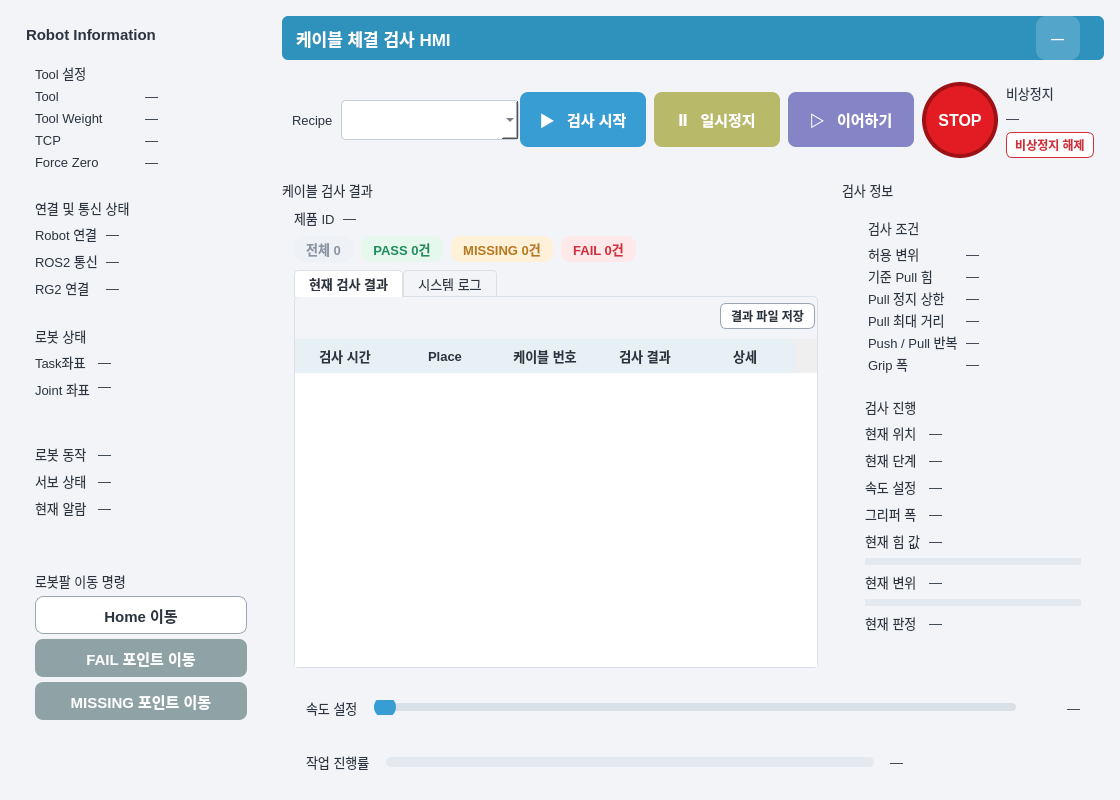
Above: src/cable_hmi/cable_hmi/main_window.ui from tkdak2025/ros_ws before the change. Below: the same form after it.
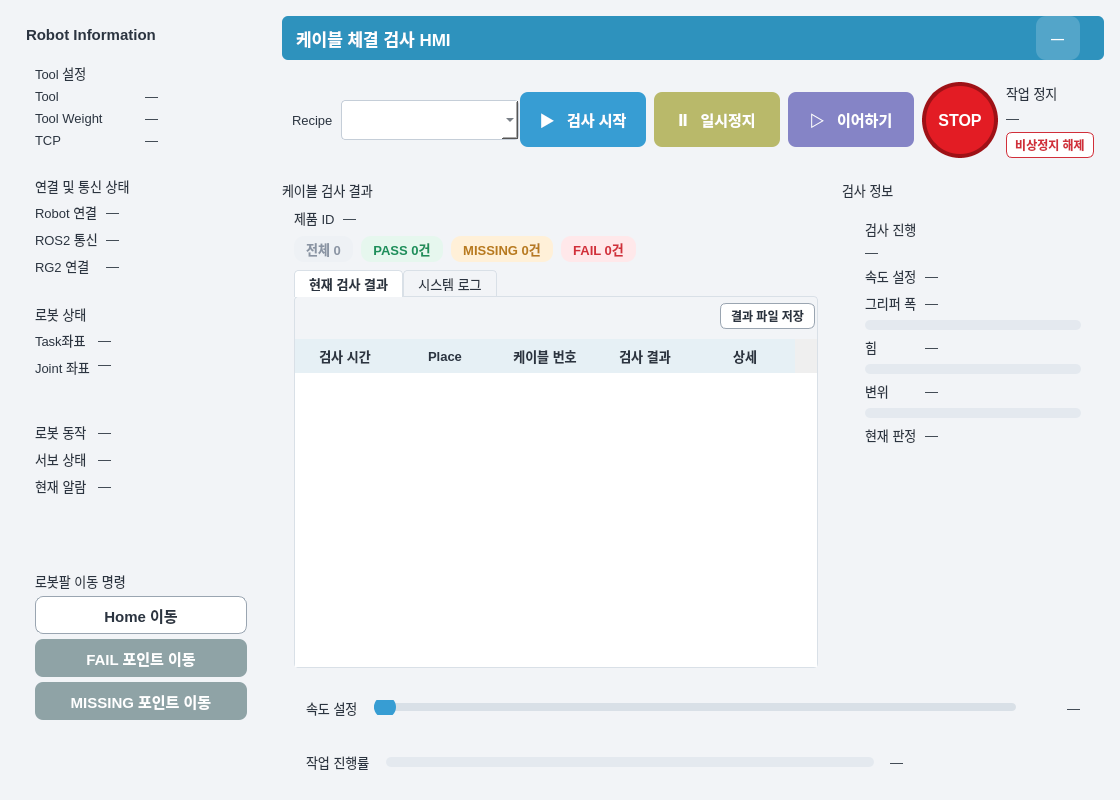
That is the form after the change.

Commit message:
cable_hmi: cable_inspection(PR #9) 연동 - 검사 시작 서비스, 상태 분리, 검사 정보 화면 정리
- 검사 시작: hmi 모드 Main 에는 선택한 레시피 전체를 /cable_inspection/start
  (StartInspection) 로 보낸다. 레시피 v0.1 JSON 은 HMI 가 읽는다(inspection_recipe.py).
  응답 5초 초과 시 경고만 하고 다시 보내지 않는다.
- 상태 분리 계약: robot_status + work_status 를 합쳐 표시, 1초 SYNC, 만료 값은 '—'.
  STOP 명령, control_mode 로 미지원 조작 비활성.
- 통합 조회: 레시피 v0.1 폴더 + 결과 DB 기준. 레시피에 없는 결과도 표시.
- 검사 정보: 검사 조건 칸을 게이지 기준선으로 합침(limit_gauge.py), 단계 이름 한글,
  Pull 값 3초 유지, 그리퍼 폭 게이지(파지 실패 16 mm).
- Tool Weight 1.47 kg 표시(tool_weight_kg), Force Zero 행 제거.

Patch:
```diff
--- a/src/cable_hmi/cable_hmi/main_window.ui
+++ b/src/cable_hmi/cable_hmi/main_window.ui
@@ -201,26 +201,6 @@
               </property>
              </widget>
             </item>
-            <item row="3" column="0">
-             <widget class="QLabel" name="toolForceZeroKey">
-              <property name="text">
-               <string>Force Zero</string>
-              </property>
-              <property name="role" stdset="0">
-               <string>key</string>
-              </property>
-             </widget>
-            </item>
-            <item row="3" column="1">
-             <widget class="QLabel" name="toolForceZero">
-              <property name="text">
-               <string>—</string>
-              </property>
-              <property name="role" stdset="0">
-               <string>value</string>
-              </property>
-             </widget>
-            </item>
             <item row="1" column="1">
              <widget class="QLabel" name="toolWeight">
               <property name="text">
@@ -767,7 +747,7 @@
            <item>
             <widget class="QLabel" name="estopTitle">
              <property name="text">
-              <string>비상정지</string>
+              <string>작업 정지</string>
              </property>
              <property name="role" stdset="0">
               <string>groupTitle</string>
@@ -1178,167 +1158,6 @@
              <property name="bottomMargin">
               <number>0</number>
              </property>
-             <item>
-              <widget class="QFrame" name="criteriaPanel">
-               <property name="role" stdset="0">
-                <string>subPanel</string>
-               </property>
-               <layout class="QVBoxLayout" name="layout29">
-                <property name="leftMargin">
-                 <number>12</number>
-                </property>
-                <property name="topMargin">
-                 <number>8</number>
-                </property>
-                <property name="rightMargin">
-                 <number>12</number>
-                </property>
-                <property name="bottomMargin">
-                 <number>8</number>
-                </property>
-                <item>
-                 <widget class="QLabel" name="criteriaPanelTitle">
-                  <property name="text">
-                   <string>검사 조건</string>
-                  </property>
-                  <property name="role" stdset="0">
-                   <string>groupTitle</string>
-                  </property>
-                 </widget>
-                </item>
-                <item>
-                 <layout class="QGridLayout" name="layout30" columnstretch="0,1">
-                  <property name="horizontalSpacing">
-                   <number>8</number>
-                  </property>
-                  <property name="verticalSpacing">
-                   <number>2</number>
-                  </property>
-                  <item row="0" column="0">
-                   <widget class="QLabel" name="critDisplacementKey">
-                    <property name="text">
-                     <string>허용 변위</string>
-                    </property>
-                    <property name="role" stdset="0">
-                     <string>key</string>
-                    </property>
-                   </widget>
-                  </item>
-                  <item row="0" column="1">
-                   <widget class="QLabel" name="critDisplacement">
-                    <property name="text">
-                     <string>—</string>
-                    </property>
-                    <property name="role" stdset="0">
-                     <string>value</string>
-                    </property>
-                   </widget>
-                  </item>
-                  <item row="1" column="0">
-                   <widget class="QLabel" name="critRequiredKey">
-                    <property name="text">
-                     <string>기준 Pull 힘</string>
-                    </property>
-                    <property name="role" stdset="0">
-                     <string>key</string>
-                    </property>
-                   </widget>
-                  </item>
-                  <item row="1" column="1">
-                   <widget class="QLabel" name="critRequired">
-                    <property name="text">
-                     <string>—</string>
-                    </property>
-                    <property name="role" stdset="0">
-                     <string>value</string>
-                    </property>
-                   </widget>
-                  </item>
-                  <item row="2" column="0">
-                   <widget class="QLabel" name="critForceKey">
-                    <property name="text">
-                     <string>Pull 정지 상한</string>
-                    </property>
-                    <property name="role" stdset="0">
-                     <string>key</string>
-                    </property>
-                   </widget>
-                  </item>
-                  <item row="2" column="1">
-                   <widget class="QLabel" name="critForce">
-                    <property name="text">
-                     <string>—</string>
-                    </property>
-                    <property name="role" stdset="0">
-                     <string>value</string>
-                    </property>
-                   </widget>
-                  </item>
-                  <item row="3" column="0">
-                   <widget class="QLabel" name="critMaxDistanceKey">
-                    <property name="text">
-                     <string>Pull 최대 거리</string>
-                    </property>
-                    <property name="role" stdset="0">
-                     <string>key</string>
-                    </property>
-                   </widget>
-                  </item>
-                  <item row="3" column="1">
-                   <widget class="QLabel" name="critMaxDistance">
-                    <property name="text">
-                     <string>—</string>
-                    </property>
-                    <property name="role" stdset="0">
-                     <string>value</string>
-                    </property>
-                   </widget>
-                  </item>
-                  <item row="4" column="0">
-                   <widget class="QLabel" name="critRepeatKey">
-                    <property name="text">
-                     <string>Push / Pull 반복</string>
-                    </property>
-                    <property name="role" stdset="0">
-                     <string>key</string>
-                    </property>
-                   </widget>
-                  </item>
-                  <item row="4" column="1">
-                   <widget class="QLabel" name="critRepeat">
-                    <property name="text">
-                     <string>—</string>
-                    </property>
-                    <property name="role" stdset="0">
-                     <string>value</string>
-                    </property>
-                   </widget>
-                  </item>
-                  <item row="5" column="0">
-                   <widget class="QLabel" name="critGripKey">
-                    <property name="text">
-                     <string>Grip 폭</string>
-                    </property>
-                    <property name="role" stdset="0">
-                     <string>key</string>
-                    </property>
-                   </widget>
-                  </item>
-                  <item row="5" column="1">
-                   <widget class="QLabel" name="critGrip">
-                    <property name="text">
-                     <string>—</string>
-                    </property>
-                    <property name="role" stdset="0">
-                     <string>value</string>
-                    </property>
-                   </widget>
-                  </item>
-                 </layout>
-                </item>
-               </layout>
-              </widget>
-             </item>
              <item>
               <widget class="QFrame" name="pointPanel">
                <property name="role" stdset="0">
@@ -1355,6 +1174,19 @@
                   </property>
                  </widget>
                 </item>
+                <item>
+                 <widget class="QLabel" name="pointRule">
+                  <property name="text">
+                   <string>—</string>
+                  </property>
+                  <property name="wordWrap">
+                   <bool>true</bool>
+                  </property>
+                  <property name="role" stdset="0">
+                   <string>key</string>
+                  </property>
+                 </widget>
+                </item>
                 <item>
                  <layout class="QGridLayout" name="layout9" columnstretch="0,1">
                   <property name="horizontalSpacing">
@@ -1364,46 +1196,6 @@
                    <number>7</number>
                   </property>
                   <item row="0" column="0">
-                   <widget class="QLabel" name="pointPositionKey">
-                    <property name="text">
-                     <string>현재 위치</string>
-                    </property>
-                    <property name="role" stdset="0">
-                     <string>key</string>
-                    </property>
-                   </widget>
-                  </item>
-                  <item row="0" column="1">
-                   <widget class="QLabel" name="pointPosition">
-                    <property name="text">
-                     <string>—</string>
-                    </property>
-                    <property name="role" stdset="0">
-                     <string>value</string>
-                    </property>
-                   </widget>
-                  </item>
-                  <item row="1" column="0">
-                   <widget class="QLabel" name="pointStepKey">
-                    <property name="text">
-                     <string>현재 단계</string>
-                    </property>
-                    <property name="role" stdset="0">
-                     <string>key</string>
-                    </property>
-                   </widget>
-                  </item>
-                  <item row="1" column="1">
-                   <widget class="QLabel" name="pointStep">
-                    <property name="text">
-                     <string>—</string>
-                    </property>
-                    <property name="role" stdset="0">
-                     <string>value</string>
-                    </property>
-                   </widget>
-                  </item>
-                  <item row="2" column="0">
                    <widget class="QLabel" name="pointSpeedKey">
                     <property name="text">
                      <string>속도 설정</string>
@@ -1413,7 +1205,7 @@
                     </property>
                    </widget>
                   </item>
-                  <item row="2" column="1">
+                  <item row="0" column="1">
                    <widget class="QLabel" name="pointSpeed">
                     <property name="text">
                      <string>—</string>
@@ -1423,7 +1215,7 @@
                     </property>
                    </widget>
                   </item>
-                  <item row="3" column="0">
+                  <item row="1" column="0">
                    <widget class="QLabel" name="pointGripperKey">
                     <property name="text">
                      <string>그리퍼 폭</string>
@@ -1433,7 +1225,7 @@
                     </property>
                    </widget>
                   </item>
-                  <item row="3" column="1">
+                  <item row="1" column="1">
                    <widget class="QLabel" name="pointGripper">
                     <property name="text">
                      <string>—</string>
@@ -1443,17 +1235,45 @@
                     </property>
                    </widget>
                   </item>
-                  <item row="4" column="0">
+            <item row="2" column="0" colspan="2">
+             <widget class="QProgressBar" name="gripGauge">
+              <property name="minimumSize">
+               <size>
+                <width>0</width>
+                <height>7</height>
+               </size>
+              </property>
+              <property name="maximumSize">
+               <size>
+                <width>16777215</width>
+                <height>7</height>
+               </size>
+              </property>
+              <property name="toolTip">
+               <string>그리퍼 실측 폭과 파지 실패 기준</string>
+              </property>
+              <property name="maximum">
+               <number>1000</number>
+              </property>
+              <property name="value">
+               <number>0</number>
+              </property>
+              <property name="textVisible">
+               <bool>false</bool>
+              </property>
+             </widget>
+            </item>
+                  <item row="3" column="0">
                    <widget class="QLabel" name="pointForceKey">
                     <property name="text">
-                     <string>현재 힘 값</string>
+                     <string>힘</string>
                     </property>
                     <property name="role" stdset="0">
                      <string>key</string>
                     </property>
                    </widget>
                   </item>
-                  <item row="4" column="1">
+                  <item row="3" column="1">
                    <widget class="QLabel" name="pointForce">
                     <property name="text">
                      <string>—</string>
@@ -1463,7 +1283,7 @@
                     </property>
                    </widget>
                   </item>
-            <item row="5" column="0" colspan="2">
+            <item row="4" column="0" colspan="2">
              <widget class="QProgressBar" name="forceGauge">
               <property name="minimumSize">
                <size>
@@ -1491,17 +1311,17 @@
               </property>
              </widget>
             </item>
-                  <item row="6" column="0">
+                  <item row="5" column="0">
                    <widget class="QLabel" name="pointDisplacementKey">
                     <property name="text">
-                     <string>현재 변위</string>
+                     <string>변위</string>
                     </property>
                     <property name="role" stdset="0">
                      <string>key</string>
                     </property>
                    </widget>
                   </item>
-                  <item row="6" column="1">
+                  <item row="5" column="1">
                    <widget class="QLabel" name="pointDisplacement">
                     <property name="text">
                      <string>—</string>
@@ -1511,7 +1331,7 @@
                     </property>
                    </widget>
                   </item>
-            <item row="7" column="0" colspan="2">
+            <item row="6" column="0" colspan="2">
              <widget class="QProgressBar" name="dispGauge">
               <property name="minimumSize">
                <size>
@@ -1539,7 +1359,7 @@
               </property>
              </widget>
             </item>
-                  <item row="8" column="0">
+                  <item row="7" column="0">
                    <widget class="QLabel" name="pointJudgementKey">
                     <property name="text">
                      <string>현재 판정</string>
@@ -1549,7 +1369,7 @@
                     </property>
                    </widget>
                   </item>
-                  <item row="8" column="1">
+                  <item row="7" column="1">
                    <widget class="QLabel" name="pointJudgement">
                     <property name="text">
                      <string>—</string>
```
Left out of the diff: 2 changed lines with no effect on the pictures. The commit also changes 15 other files.
